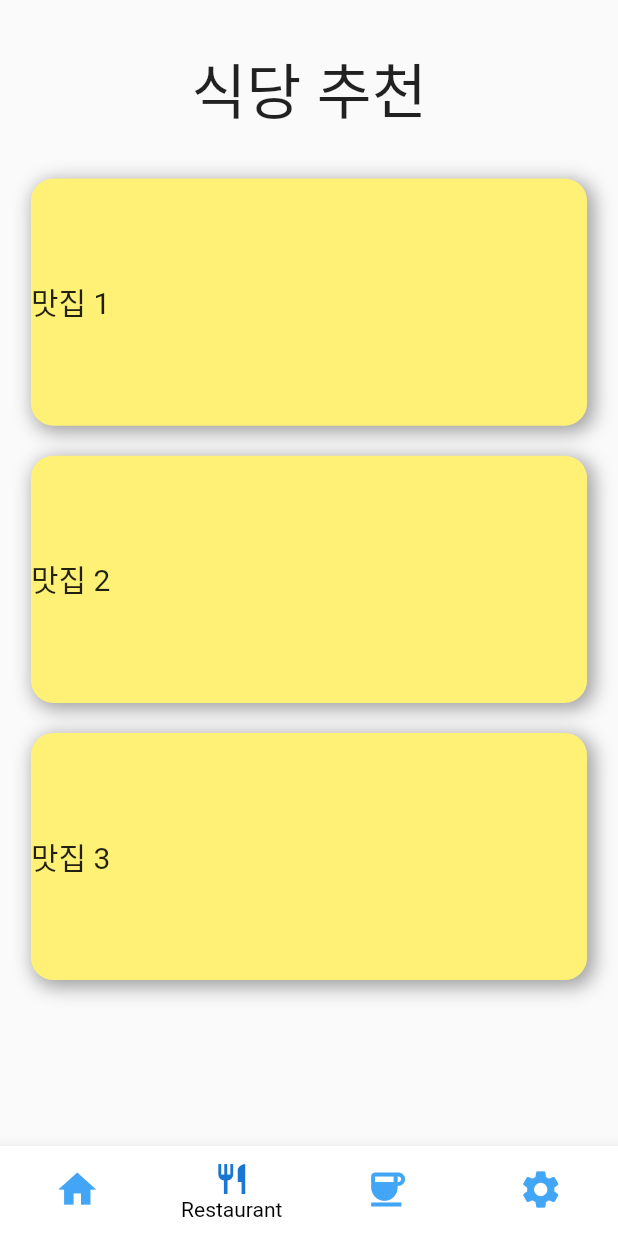
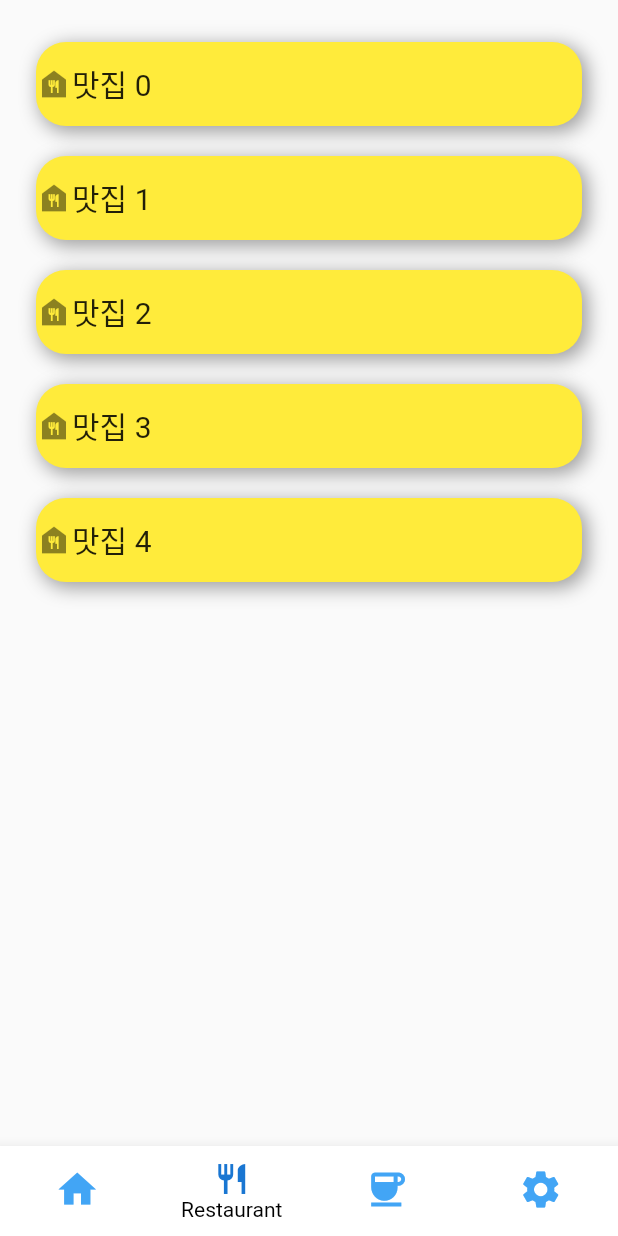
Before and after one commit to MintKangaroo/Food_Information_APP, a Flutter app: the RestaurantPage screen opened by its route, on a phone screen of 412 x 824 dp. Run offline on Flutter 3.47's test engine with Material 2 defaults, Android fonts, the phone set to English and light mode, and no system bars; our stand-ins replace google_mobile_ads, shared_preferences; accounts and stored records are empty.

Commit message:
카페와 맛집 리스트 구현

```diff
--- a/food_information_app_project/lib/RestaurantPage.dart
+++ b/food_information_app_project/lib/RestaurantPage.dart
@@ -10,6 +10,8 @@ class RestaurantPage extends StatefulWidget {
 class _RestaurantPageState extends State<RestaurantPage> {
   int _selectedIndex = 1;
   final List _children = ['/Main', '/Restaurant', '/Cafe', '/Setting'];
+
+
 
   void _onItemTapped(int index) {
     if (index == _selectedIndex) {
@@ -33,23 +35,23 @@ class _RestaurantPageState extends State<RestaurantPage> {
     // ignore: non_constant_identifier_names
     var Boxheight = displayHeight * 0.2;
 
-    return SafeArea(
-      child: Scaffold(
-        body: SingleChildScrollView(
-          child: Center(
-              child: Column(
+    var _listView = ListView.builder(
+      padding: const EdgeInsets.all(8),
+      itemCount: 5,
+      itemBuilder: (BuildContext context, int index) {
+        return Column(
           children: [
-              SizedBox(
-                height: 30,
+            SizedBox(height: 20,),
+            ListTile(
+              onTap: (){},
+              leading: Container(
+                height: displayHeight * 0.1,
+                width:  displayWidth,
+                child: Row(
+                  children: [Icon(Icons.food_bank),
+                    Text("맛집 $index",style: TextStyle(fontSize: 20),),
+                  ],
                 ),
-              Text(
-                "식당 추천",
-                style: TextStyle(fontSize: 40),
-              ),
-              SizedBox(
-                height: 30,
-              ),
-              Container(
                 decoration: BoxDecoration(
                       boxShadow: [
                         BoxShadow(
@@ -59,77 +61,19 @@ class _RestaurantPageState extends State<RestaurantPage> {
                           spreadRadius: 1.0,
                         ),
                       ],
-                  color: Colors.yellow[300],
-                  borderRadius: BorderRadius.circular(15),
-                ),
-                width: Boxwidth,
-                height: Boxheight,
-                child: Row(
-                  children: [
-                    Text(
-                      "맛집 1",
-                      style: TextStyle(fontSize: 20),
-                    ),
-                  ],
-                ),
-              ),
-              SizedBox(
-                height: 20,
-              ),
-              Container(
-                decoration: BoxDecoration(
-                  boxShadow: [
-                    BoxShadow(
-                      color: Colors.grey,
-                      offset: Offset(3.0, 3.0),
-                      blurRadius: 10.0,
-                      spreadRadius: 1.0,
-                    ),
-                  ],
-                  color: Colors.yellow[300],
-                  borderRadius: BorderRadius.circular(15),
-                ),
-                width: Boxwidth,
-                height: Boxheight,
-                child: Row(
-                  children: [
-                    Text(
-                      "맛집 2",
-                      style: TextStyle(fontSize: 20),
-                    ),
-                  ],
-                ),
-              ),
-              SizedBox(
-                height: 20,
-              ),
-              Container(
-                decoration: BoxDecoration(
-                  boxShadow: [
-                    BoxShadow(
-                      color: Colors.grey,
-                      offset: Offset(3.0, 3.0),
-                      blurRadius: 10.0,
-                      spreadRadius: 1.0,
-                    ),
-                  ],
-                  color: Colors.yellow[300],
-                  borderRadius: BorderRadius.circular(15),
-                ),
-                width: Boxwidth,
-                height: Boxheight,
-                child: Row(
-                  children: [
-                    Text(
-                      "맛집 3",
-                      style: TextStyle(fontSize: 20),
-                    ),
-                  ],
+                      color: Colors.yellow,
+                      borderRadius: BorderRadius.circular(20),
+                      )
               ),
             ),
           ],
-          )),
-        ),
+        );
+      },
+    );
+
+    return SafeArea(
+      child: Scaffold(
+        body: _listView,
         bottomNavigationBar: BottomNavigationBar(
           type: BottomNavigationBarType.fixed,
           backgroundColor: Colors.white,
--- a/food_information_app_project/lib/Setting.dart
+++ b/food_information_app_project/lib/Setting.dart
@@ -1,7 +1,6 @@
 import 'package:flutter/material.dart';
 import 'package:flutter/services.dart';
 import 'UserData.dart';
-import 'MainPage.dart';
 import 'package:google_mobile_ads/google_mobile_ads.dart';
 
 class Setting extends StatefulWidget {
@@ -82,7 +81,6 @@ class _SettingState extends State<Setting> {
           GestureDetector(
               onTap: () {
                 DataSaveCheck.LogOutData();
-                SystemChannels.platform.invokeMethod('SystemNavigator.pop');
                 onPressedInterstitialAdButton();
               },
               child: Container(
```
Also changed, not shown: food_information_app_project/lib/CafePage.dart (+30 -79 lines). Lines whose indentation alone changed are shown as unchanged.
